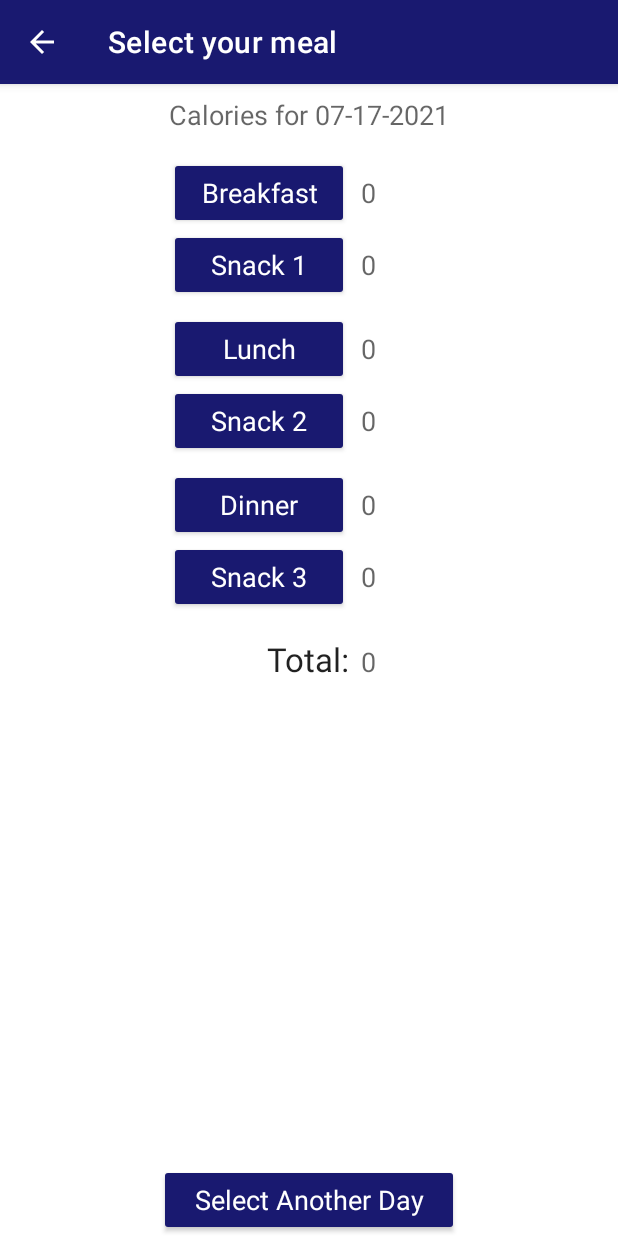
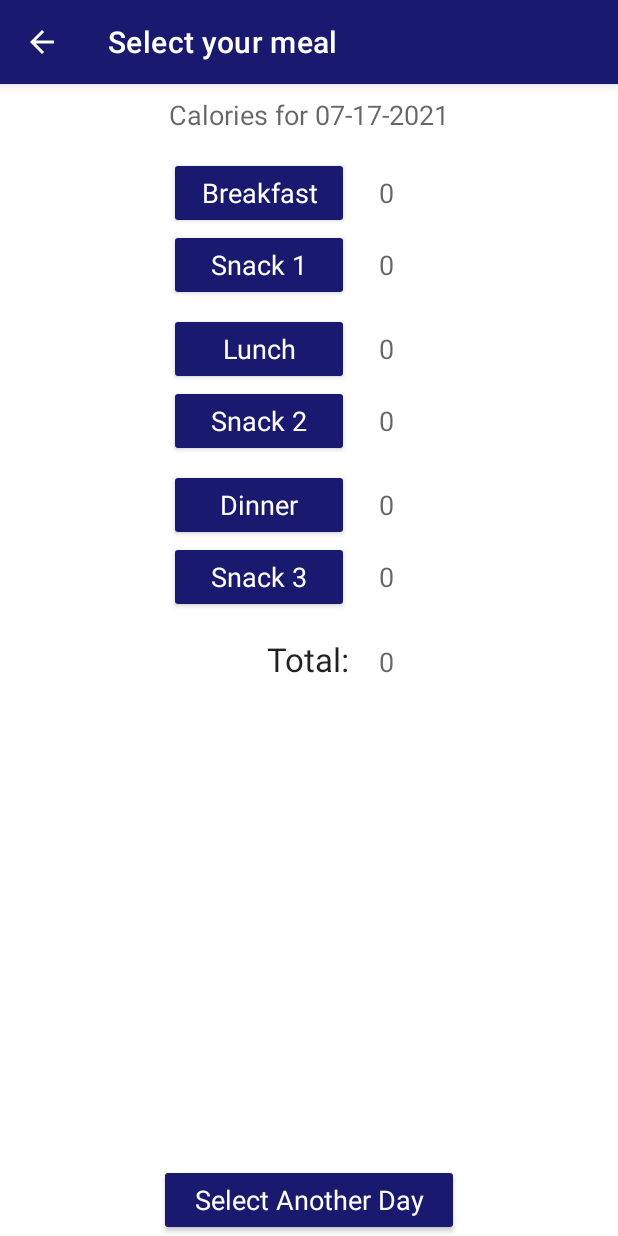
Before and after one commit to tombutlersings/FoodFight, an Android app: the acMeals screen opened directly, with no data from a screen before it, on a phone screen of 412 x 824 dp. Run offline under Robolectric (Android 15) with nearby library versions, the phone set to English and light mode, and no system bars.

Commit message:
activity_meals.xml - minor graphics fix

```diff
--- a/app/src/main/res/layout/activity_meals.xml
+++ b/app/src/main/res/layout/activity_meals.xml
@@ -10,13 +10,13 @@
         android:id="@+id/tvBreakfast"
         android:layout_width="wrap_content"
         android:layout_height="wrap_content"
-        android:layout_marginStart="8dp"
+        android:layout_marginStart="140dp"
         android:text="@string/meals_label03"
         android:textAlignment="textEnd"
         android:textAppearance="@style/TextAppearance.AppCompat.Medium"
         android:textIsSelectable="false"
         app:layout_constraintBaseline_toBaselineOf="@+id/btnBreakfast"
-        app:layout_constraintStart_toEndOf="@+id/btnBreakfast" />
+        app:layout_constraintStart_toStartOf="@+id/tvDate" />
 
     <TextView
         android:id="@+id/tvTotal"
@@ -190,13 +190,4 @@
         app:layout_constraintHorizontal_bias="0.5"
         app:layout_constraintStart_toStartOf="parent" />
 
-    <TextView
-        android:id="@+id/todayStatus"
-        android:layout_width="50dp"
-        android:layout_height="wrap_content"
-        android:layout_marginTop="24dp"
-        app:layout_constraintEnd_toEndOf="parent"
-        app:layout_constraintStart_toStartOf="parent"
-        app:layout_constraintTop_toBottomOf="@+id/labelTotal" />
-
 </androidx.constraintlayout.widget.ConstraintLayout>
```
